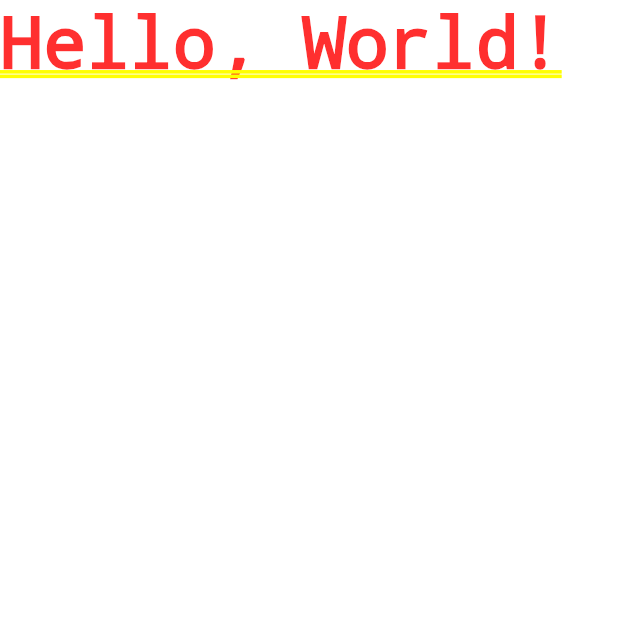
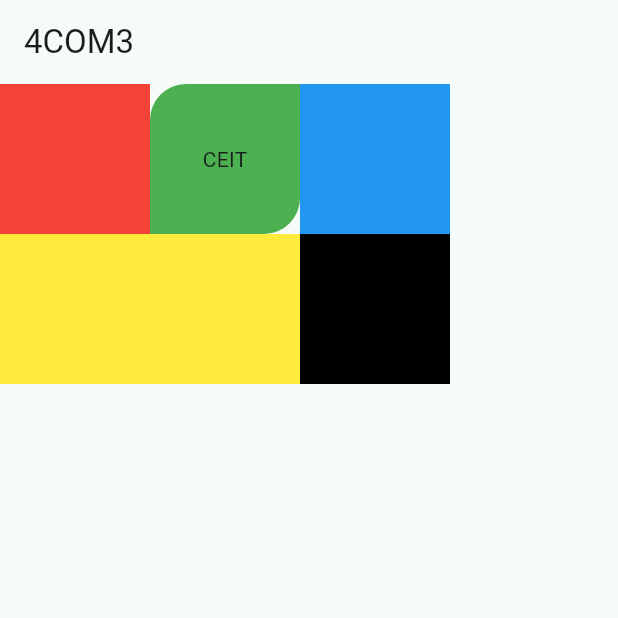
Before and after one commit to FoE-National-University-of-Laos/flutter_class_2024, a Flutter app: the screen it shows after launch, on a phone screen of 412 x 824 dp, the top half of it. Run offline on Flutter 3.47's test engine with Material 3 defaults, Android fonts, the phone set to English and light mode, and no system bars; drawn by our look-alikes of flutter_animate; our stand-ins replace pretty_qr_code, shared_preferences.

Commit message:
add container

```diff
--- a/ceit_4com3/lib/main_screen.dart
+++ b/ceit_4com3/lib/main_screen.dart
@@ -1,4 +1,5 @@
 import 'package:flutter/material.dart';
+import 'package:flutter_animate/flutter_animate.dart';
 
 class MainScreen extends StatefulWidget {
   const MainScreen({super.key});
@@ -10,6 +11,55 @@ class MainScreen extends StatefulWidget {
 class _MainScreenState extends State<MainScreen> {
   @override
   Widget build(BuildContext context) {
-    return const Text("Hello, World!");
+    return Scaffold(
+        appBar: AppBar(
+          title: Text("4COM3"),
+        ),
+        body: Column(
+          children: [
+            Row(
+              children: [
+                Container(
+                  width: 100,
+                  height: 100,
+                  color: Colors.red,
+                ),
+                Container(
+                  width: 100,
+                  height: 100,
+                  decoration: BoxDecoration(
+                    borderRadius: BorderRadius.only(
+                        topLeft: Radius.circular(24),
+                        bottomRight: Radius.circular(24)),
+                    color: Colors.green,
+                  ),
+                  child: Center(
+                      child: Animate(effects: [
+                    SlideEffect(duration: Duration(seconds: 2))
+                  ], child: Text("CEIT"))),
+                ),
+                Container(
+                  width: 100,
+                  height: 100,
+                  color: Colors.blue,
+                ),
+              ],
+            ),
+            Row(
+              children: [
+                Container(
+                  width: 200,
+                  height: 100,
+                  color: Colors.yellow,
+                ),
+                Container(
+                  width: 100,
+                  height: 100,
+                  color: Colors.black,
+                ),
+              ],
+            ),
+          ],
+        ));
   }
 }
--- a/ceit_4com3/pubspec.yaml
+++ b/ceit_4com3/pubspec.yaml
@@ -35,6 +35,7 @@ dependencies:
   # The following adds the Cupertino Icons font to your application.
   # Use with the CupertinoIcons class for iOS style icons.
   cupertino_icons: ^1.0.2
+  flutter_animate: ^4.5.0
 
 dev_dependencies:
   flutter_test:
```
Also changed, not shown: ceit_4com3/pubspec.lock.
